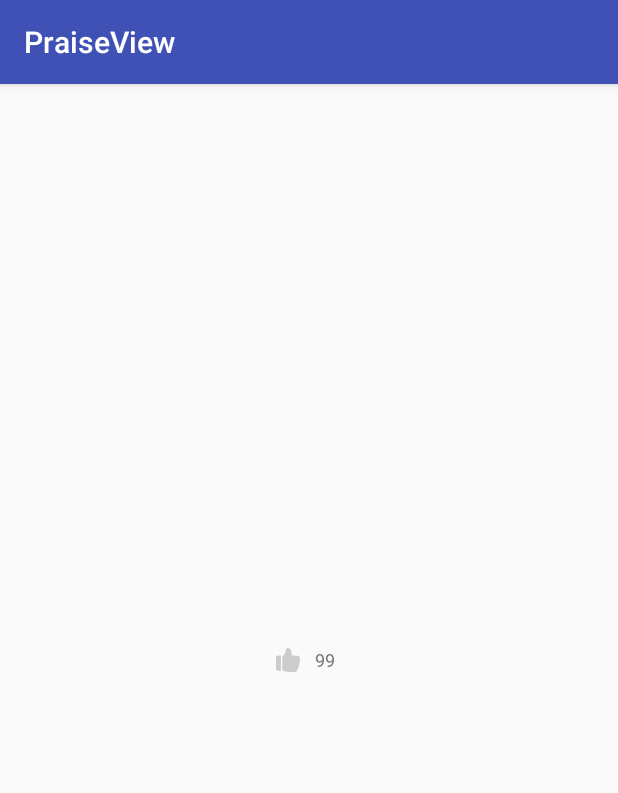
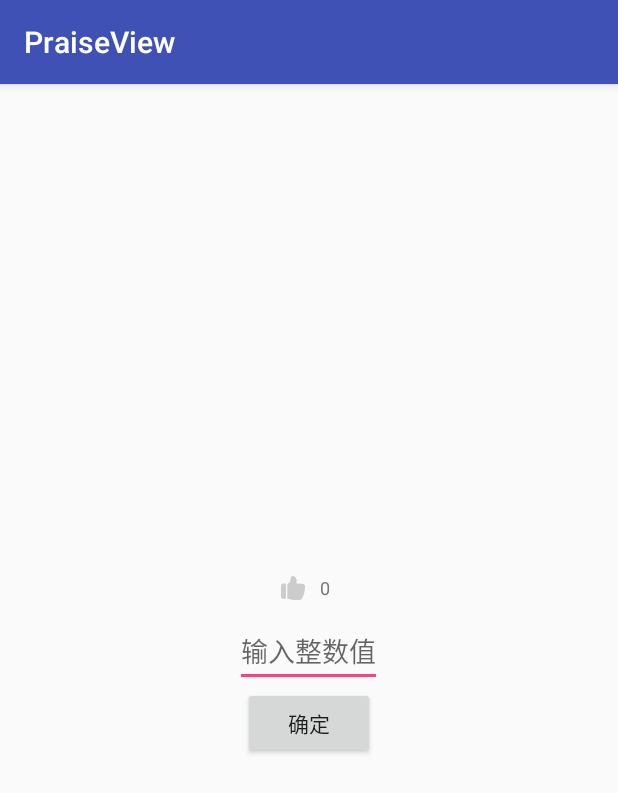
Before and after one commit to SharksLee/PraiseView, an Android app: the screen it shows after launch (MainActivity), on a phone screen of 412 x 824 dp. Shown: the top 793 px of the screen. Run offline under Robolectric (Android 15) with nearby library versions, the phone set to English and light mode, and no system bars.

Commit message:
测试demo更新

```diff
--- a/app/src/main/java/com/example/administrator/praiseview/MainActivity.java
+++ b/app/src/main/java/com/example/administrator/praiseview/MainActivity.java
@@ -2,6 +2,10 @@ package com.example.administrator.praiseview;
 
 import android.os.Bundle;
 import android.support.v7.app.AppCompatActivity;
+import android.text.TextUtils;
+import android.view.View;
+import android.widget.Button;
+import android.widget.EditText;
 import android.widget.Toast;
 
 public class MainActivity extends AppCompatActivity {
@@ -11,13 +15,25 @@ public class MainActivity extends AppCompatActivity {
         super.onCreate(savedInstanceState);
         DisplayUtil.init(this);
         setContentView(R.layout.activity_main);
-        PraiseView praiseView = (PraiseView) findViewById(R.id.thumbUpView);
-        praiseView.bindData(new PraiseView.IPraiseListener() {
+        final PraiseView praiseView = (PraiseView) findViewById(R.id.thumbUpView);
+        final EditText editText = (EditText) findViewById(R.id.et_count);
+        Button button = (Button) findViewById(R.id.bt_confirm);
+        button.setOnClickListener(new View.OnClickListener() {
             @Override
-            public void like(boolean isPraise, int praiseCount) {
-                Toast.makeText(MainActivity.this, isPraise ? "点赞数加1" : "点赞数减1", Toast.LENGTH_SHORT).show();
+            public void onClick(View v) {
+                if (TextUtils.isEmpty(editText.getText().toString())) {
+                    return;
+                }
+                int count = Integer.parseInt(editText.getText().toString());
+                praiseView.bindData(new PraiseView.IPraiseListener() {
+                    @Override
+                    public void like(boolean isPraise, int praiseCount) {
+                        Toast.makeText(MainActivity.this, isPraise ? "点赞数加1" : "点赞数减1", Toast.LENGTH_SHORT).show();
+                    }
+                }, false,count);
             }
-        }, false, 99);
+        });
+
     }
 
 }
--- a/app/src/main/res/layout/activity_main.xml
+++ b/app/src/main/res/layout/activity_main.xml
@@ -1,12 +1,11 @@
 <?xml version="1.0" encoding="utf-8"?>
 <LinearLayout
     xmlns:android="http://schemas.android.com/apk/res/android"
-    xmlns:tools="http://schemas.android.com/tools"
     android:layout_width="match_parent"
     android:layout_height="match_parent"
-    android:orientation="horizontal"
     android:gravity="center"
-    tools:context="com.example.administrator.praiseview.MainActivity">
+    android:orientation="vertical"
+    >
 
 
     <com.example.administrator.praiseview.PraiseView
@@ -15,4 +14,17 @@
         android:layout_height="wrap_content"
         />
 
+    <EditText
+        android:id="@+id/et_count"
+        android:layout_width="wrap_content"
+        android:layout_height="wrap_content"
+        android:hint="输入整数值"
+        android:inputType="number"
+        android:minWidth="20dp"/>
+
+    <Button
+        android:id="@+id/bt_confirm"
+        android:layout_width="wrap_content"
+        android:layout_height="wrap_content"
+        android:text="确定"/>
 </LinearLayout>
```
Also changed, not shown: app/src/main/java/com/example/administrator/praiseview/ScrollTextView.java (+0 -47 lines).
